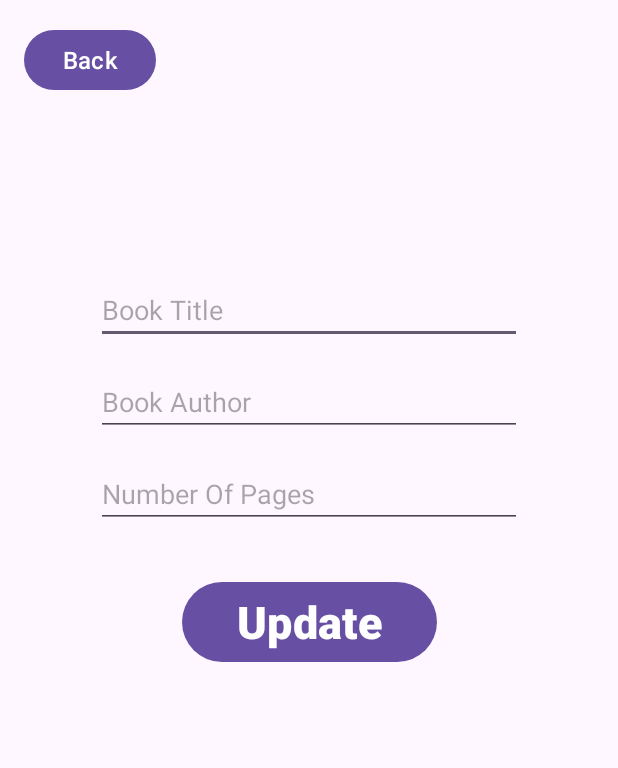
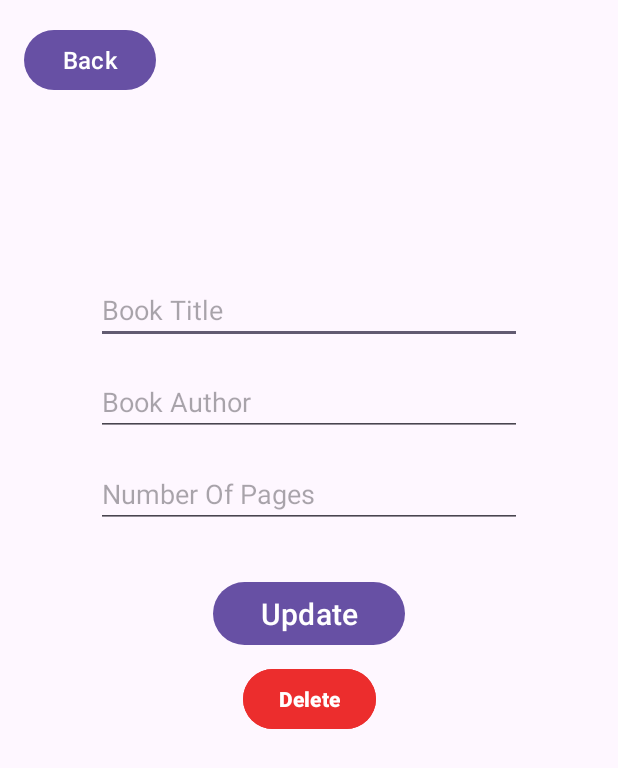
Before and after one commit to oktapiancaw/SimpleBookLibrary, an Android app: the UpdateBookActivity screen opened directly, with no data from a screen before it, on a phone screen of 412 x 824 dp. Shown: the top 768 px of the screen. Run offline under Robolectric (Android 15) with nearby library versions, the phone set to English and light mode, and no system bars.

Commit message:
Added book deletion function

```diff
--- a/app/src/main/res/layout/activity_update_book.xml
+++ b/app/src/main/res/layout/activity_update_book.xml
@@ -54,12 +54,11 @@
 
     <Button
         android:id="@+id/btn_updateBook"
-        android:layout_width="170dp"
-        android:layout_height="61dp"
+        android:layout_width="128dp"
+        android:layout_height="50dp"
         android:layout_marginTop="32dp"
         android:text="Update"
-        android:textSize="30sp"
-        android:textStyle="bold"
+        android:textSize="20sp"
         app:layout_constraintEnd_toEndOf="parent"
         app:layout_constraintStart_toStartOf="parent"
         app:layout_constraintTop_toBottomOf="@+id/et_bookPages_update" />
@@ -74,4 +73,16 @@
         android:textSize="16sp"
         app:layout_constraintStart_toStartOf="parent"
         app:layout_constraintTop_toTopOf="parent" />
+
+    <Button
+        android:id="@+id/btn_deleteBook"
+        android:layout_width="wrap_content"
+        android:layout_height="wrap_content"
+        android:layout_marginTop="8dp"
+        android:text="Delete"
+        android:textStyle="bold"
+        android:backgroundTint="@color/red"
+        app:layout_constraintEnd_toEndOf="parent"
+        app:layout_constraintStart_toStartOf="parent"
+        app:layout_constraintTop_toBottomOf="@+id/btn_updateBook" />
 </androidx.constraintlayout.widget.ConstraintLayout>
--- a/app/src/main/res/values/colors.xml
+++ b/app/src/main/res/values/colors.xml
@@ -2,4 +2,5 @@
 <resources>
     <color name="black">#FF000000</color>
     <color name="white">#FFFFFFFF</color>
+    <color name="red">#EC2D2D</color>
 </resources>
```
Also changed, not shown: app/src/main/java/com/serbi/libraryapplication/DatabaseHelper.java (+11 -0 lines), app/src/main/java/com/serbi/libraryapplication/UpdateBookActivity.java (+35 -1 lines).
